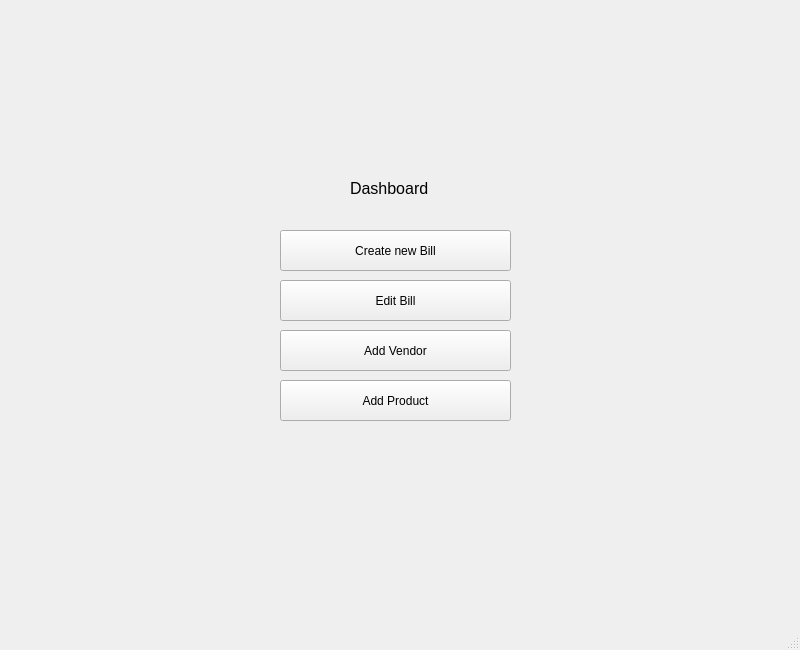
Old version of the form dashboard.ui in the repository RishabMunot/pyqt-invoicing-software.
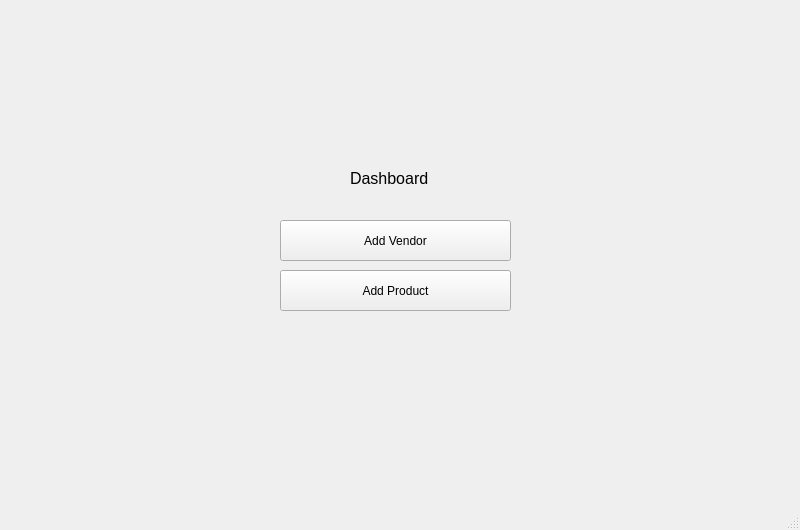
New version of the form.

```diff
--- a/dashboard.ui
+++ b/dashboard.ui
@@ -7,7 +7,7 @@
     <x>0</x>
     <y>0</y>
     <width>800</width>
-    <height>650</height>
+    <height>530</height>
    </rect>
   </property>
   <property name="sizePolicy">
@@ -29,7 +29,7 @@
     <property name="geometry">
      <rect>
       <x>350</x>
-      <y>180</y>
+      <y>170</y>
       <width>121</width>
       <height>16</height>
      </rect>
@@ -43,30 +43,11 @@
      <string>Dashboard</string>
     </property>
    </widget>
-   <widget class="QPushButton" name="create_new_bill">
-    <property name="geometry">
-     <rect>
-      <x>280</x>
-      <y>230</y>
-      <width>231</width>
-      <height>41</height>
-     </rect>
-    </property>
-    <property name="sizePolicy">
-     <sizepolicy hsizetype="Fixed" vsizetype="Fixed">
-      <horstretch>0</horstretch>
-      <verstretch>0</verstretch>
-     </sizepolicy>
-    </property>
-    <property name="text">
-     <string>Create new Bill</string>
-    </property>
-   </widget>
    <widget class="QPushButton" name="add_product">
     <property name="geometry">
      <rect>
       <x>280</x>
-      <y>380</y>
+      <y>270</y>
       <width>231</width>
       <height>41</height>
      </rect>
@@ -79,7 +60,7 @@
     <property name="geometry">
      <rect>
       <x>280</x>
-      <y>330</y>
+      <y>220</y>
       <width>231</width>
       <height>41</height>
      </rect>
@@ -88,19 +69,6 @@
      <string>Add Vendor</string>
     </property>
    </widget>
-   <widget class="QPushButton" name="edit_bill">
-    <property name="geometry">
-     <rect>
-      <x>280</x>
-      <y>280</y>
-      <width>231</width>
-      <height>41</height>
-     </rect>
-    </property>
-    <property name="text">
-     <string>Edit Bill</string>
-    </property>
-   </widget>
   </widget>
   <widget class="QStatusBar" name="statusbar"/>
  </widget>
```
Left out of the diff: 32 changed lines with no effect on the pictures.
